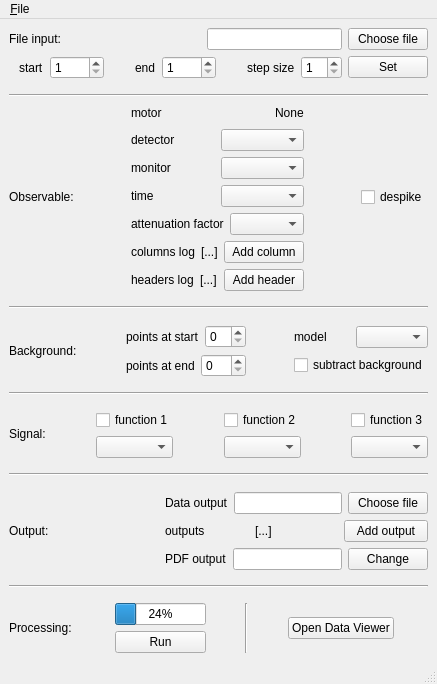
Qt form gui/iint-gui.ui (syncope/adapt) before a commit.
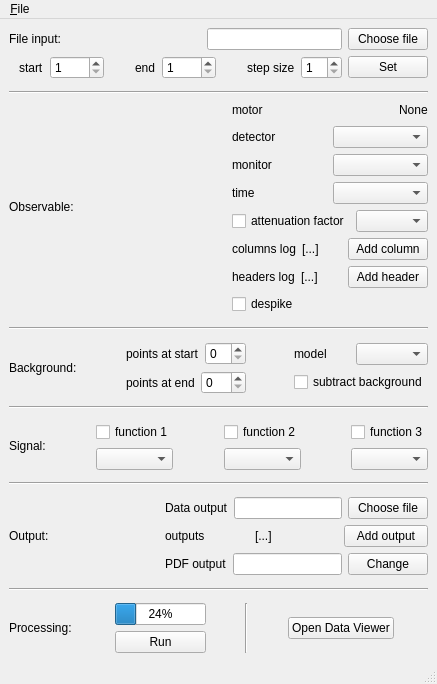
The same form after that commit.

Commit message: forgot to save the ui file:  + check box if attenuation factor is used/defined at all  + re-order the observable layout

The edit to the form file:
```diff
--- a/gui/iint-gui.ui
+++ b/gui/iint-gui.ui
@@ -287,7 +287,7 @@
           <item>
            <layout class="QHBoxLayout" name="horizontalLayout_5">
             <item>
-             <widget class="QLabel" name="label_12">
+             <widget class="QCheckBox" name="checkBox">
               <property name="text">
                <string>attenuation factor</string>
               </property>
@@ -348,27 +348,14 @@
             </item>
            </layout>
           </item>
-         </layout>
-        </item>
-        <item>
-         <spacer name="horizontalSpacer_8">
-          <property name="orientation">
-           <enum>Qt::Horizontal</enum>
-          </property>
-          <property name="sizeHint" stdset="0">
-           <size>
-            <width>40</width>
-            <height>20</height>
-           </size>
-          </property>
-         </spacer>
-        </item>
         <item>
          <widget class="QCheckBox" name="despikeCheckBox">
           <property name="text">
            <string>despike</string>
           </property>
          </widget>
+          </item>
+         </layout>
         </item>
        </layout>
       </item>
```
Lines whose indentation alone changed are shown as unchanged.
